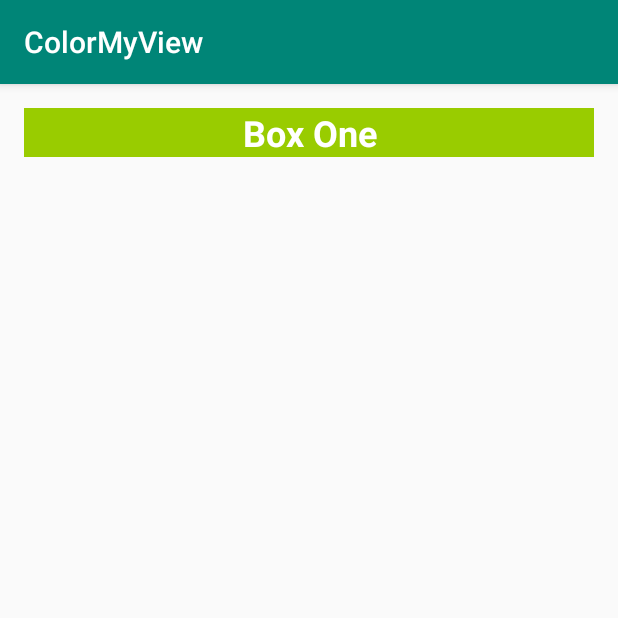
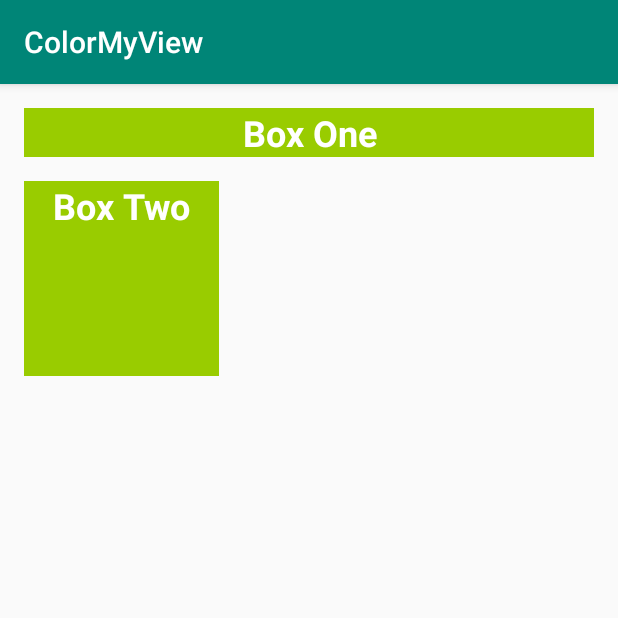
Before and after one commit to nishikawa-shi/app-ud9012-lesson2b, an Android app: the screen it shows after launch (MainActivity), on a phone screen of 412 x 824 dp, the top half of it. Run offline under Robolectric (Android 15) with nearby library versions, the phone set to English and light mode, and no system bars; Roboto replaces fonts that are not available here.

Commit message:
大きさが固定されているボックスを追加した大きさが固定されているボックスを追加した

```diff
--- a/app/src/main/res/layout/activity_main.xml
+++ b/app/src/main/res/layout/activity_main.xml
@@ -19,4 +19,15 @@
         app:layout_constraintRight_toRightOf="parent"
         app:layout_constraintTop_toTopOf="parent" />
 
+    <TextView
+        android:id="@+id/box_two_text"
+        style="@style/WhiteBox"
+        android:layout_width="130dp"
+        android:layout_height="130dp"
+        android:layout_marginStart="16dp"
+        android:layout_marginTop="16dp"
+        android:text="@string/box_two"
+        app:layout_constraintStart_toStartOf="parent"
+        app:layout_constraintTop_toBottomOf="@+id/box_one_text" />
+
 </android.support.constraint.ConstraintLayout>
```
Also changed, not shown: app/src/main/res/values/strings.xml (+7 -0 lines).
